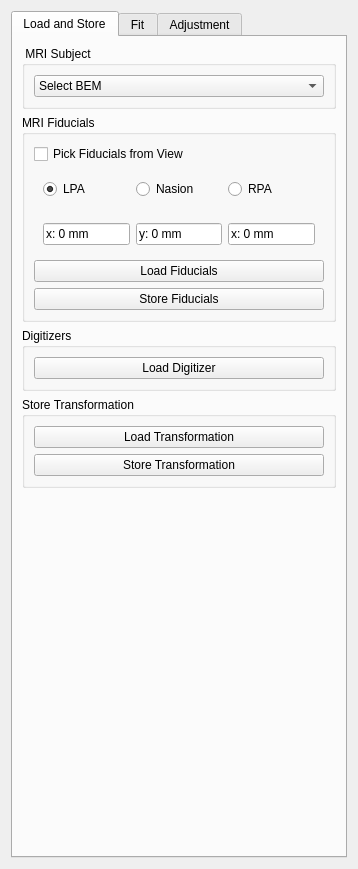
Before: the Qt Designer form libraries/disp/viewers/formfiles/coregsettingsview.ui in mne-tools/mne-cpp, drawn with Qt 5.
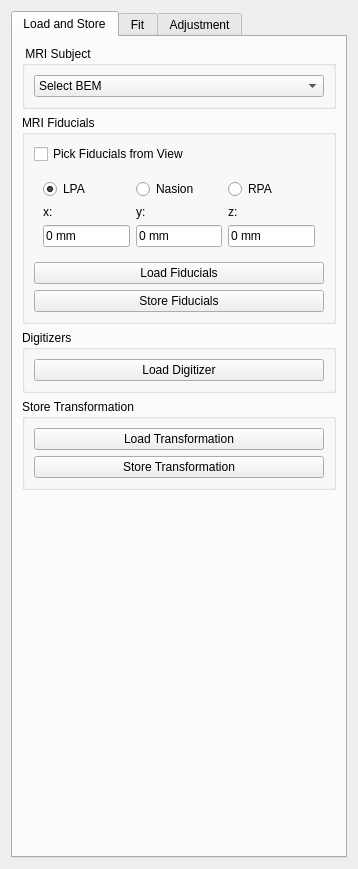
After: the same form once the commit is applied.

Commit message: Enh: show fiducial location if selected

```diff
--- a/libraries/disp/viewers/formfiles/coregsettingsview.ui
+++ b/libraries/disp/viewers/formfiles/coregsettingsview.ui
@@ -62,9 +62,75 @@
            </widget>
           </item>
           <item>
-           <widget class="QWidget" name="m_qWidget_PickFiducials" native="true">
-            <layout class="QHBoxLayout" name="horizontalLayout">
-             <item>
+           <widget class="QWidget" name="m_qWidget_ResultFiducials" native="true">
+            <property name="sizePolicy">
+             <sizepolicy hsizetype="Preferred" vsizetype="Minimum">
+              <horstretch>0</horstretch>
+              <verstretch>0</verstretch>
+             </sizepolicy>
+            </property>
+            <layout class="QGridLayout" name="gridLayout_3">
+             <item row="1" column="0">
+              <widget class="QLabel" name="label_17">
+               <property name="sizePolicy">
+                <sizepolicy hsizetype="Preferred" vsizetype="Minimum">
+                 <horstretch>0</horstretch>
+                 <verstretch>0</verstretch>
+                </sizepolicy>
+               </property>
+               <property name="text">
+                <string>x:</string>
+               </property>
+              </widget>
+             </item>
+             <item row="1" column="1">
+              <widget class="QLabel" name="label_18">
+               <property name="sizePolicy">
+                <sizepolicy hsizetype="Preferred" vsizetype="Minimum">
+                 <horstretch>0</horstretch>
+                 <verstretch>0</verstretch>
+                </sizepolicy>
+               </property>
+               <property name="text">
+                <string>y:</string>
+               </property>
+              </widget>
+             </item>
+             <item row="1" column="2">
+              <widget class="QLabel" name="label_19">
+               <property name="sizePolicy">
+                <sizepolicy hsizetype="Preferred" vsizetype="Minimum">
+                 <horstretch>0</horstretch>
+                 <verstretch>0</verstretch>
+                </sizepolicy>
+               </property>
+               <property name="text">
+                <string>z:</string>
+               </property>
+              </widget>
+             </item>
+             <item row="2" column="2">
+              <widget class="QLineEdit" name="m_qLineEdit_FidZ">
+               <property name="text">
+                <string>0 mm</string>
+               </property>
+              </widget>
+             </item>
+             <item row="2" column="0">
+              <widget class="QLineEdit" name="m_qLineEdit_FidX">
+               <property name="text">
+                <string>0 mm</string>
+               </property>
+              </widget>
+             </item>
+             <item row="2" column="1">
+              <widget class="QLineEdit" name="m_qLineEdit_FidY">
+               <property name="text">
+                <string>0 mm</string>
+               </property>
+              </widget>
+             </item>
+             <item row="0" column="0">
               <widget class="QRadioButton" name="m_qRadioButton_LPA">
                <property name="text">
                 <string>LPA</string>
@@ -74,14 +140,14 @@
                </property>
               </widget>
              </item>
-             <item>
+             <item row="0" column="1">
               <widget class="QRadioButton" name="m_qRadioButton_NAS">
                <property name="text">
                 <string>Nasion</string>
                </property>
               </widget>
              </item>
-             <item>
+             <item row="0" column="2">
               <widget class="QRadioButton" name="m_qRadioButton_RPA">
                <property name="text">
                 <string>RPA</string>
@@ -91,33 +157,6 @@
             </layout>
            </widget>
           </item>
-          <item>
-           <widget class="QWidget" name="m_qWidget_ResultFiducials" native="true">
-            <layout class="QHBoxLayout" name="horizontalLayout_2">
-             <item>
-              <widget class="QLineEdit" name="m_qLineEdit_LPA">
-               <property name="text">
-                <string>x: 0 mm</string>
-               </property>
-              </widget>
-             </item>
-             <item>
-              <widget class="QLineEdit" name="m_qLineEdit_NAS">
-               <property name="text">
-                <string>y: 0 mm</string>
-               </property>
-              </widget>
-             </item>
-             <item>
-              <widget class="QLineEdit" name="m_qLineEdit_RPA">
-               <property name="text">
-                <string>x: 0 mm</string>
-               </property>
-              </widget>
-             </item>
-            </layout>
-           </widget>
-          </item>
           <item>
            <widget class="QPushButton" name="m_qPushButton_LoadFid">
             <property name="text">
```
The commit also changes 2 other files.
